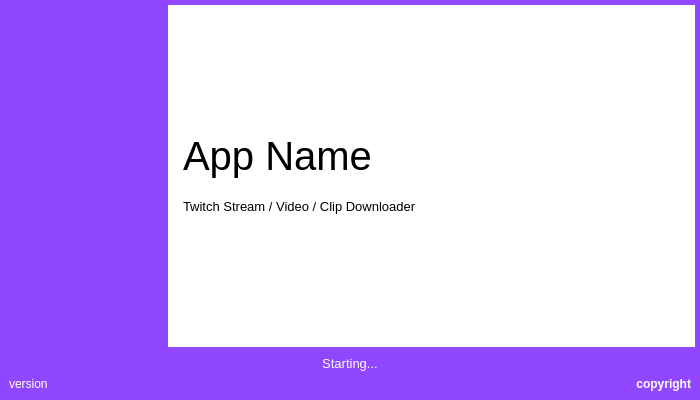
Above: resources/ui/loading.ui from devhotteok/TwitchLink before the change. Below: the same form after it.
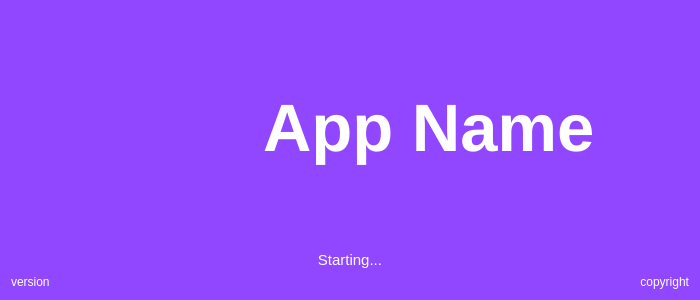
That is the form after the change. Icons and pictures are not drawn.

The edit to the form file:
```diff
--- a/resources/ui/loading.ui
+++ b/resources/ui/loading.ui
@@ -7,68 +7,24 @@
     <x>0</x>
     <y>0</y>
     <width>700</width>
-    <height>400</height>
+    <height>300</height>
    </rect>
   </property>
-  <property name="sizePolicy">
-   <sizepolicy hsizetype="Fixed" vsizetype="Fixed">
-    <horstretch>0</horstretch>
-    <verstretch>0</verstretch>
-   </sizepolicy>
-  </property>
-  <property name="font">
-   <font>
-    <pointsize>9</pointsize>
-   </font>
-  </property>
   <property name="styleSheet">
    <string notr="true">#Dialog {
-	border: 5px solid rgba(145, 71, 255, 255);
-	background: rgba(255, 255, 255, 255);
+	background: rgba(145, 71, 255, 255);
 }</string>
   </property>
   <property name="locale">
    <locale language="English" country="UnitedStates"/>
   </property>
   <layout class="QVBoxLayout" name="DialogLayout">
+   <item alignment="Qt::AlignHCenter">
+    <widget class="QWidget" name="appInfoArea" native="true">
+     <layout class="QHBoxLayout" name="appInfoAreaLayout">
    <property name="spacing">
-    <number>0</number>
-   </property>
-   <property name="leftMargin">
-    <number>0</number>
-   </property>
-   <property name="topMargin">
-    <number>0</number>
-   </property>
-   <property name="rightMargin">
-    <number>0</number>
-   </property>
-   <property name="bottomMargin">
-    <number>0</number>
-   </property>
-   <item>
-    <widget class="QWidget" name="appArea" native="true">
-     <layout class="QHBoxLayout" name="appAreaLayout">
-      <property name="leftMargin">
-       <number>0</number>
-      </property>
-      <property name="topMargin">
-       <number>0</number>
-      </property>
-      <property name="rightMargin">
-       <number>0</number>
-      </property>
-      <property name="bottomMargin">
-       <number>0</number>
-      </property>
-      <item>
-       <widget class="QWidget" name="appLogoArea" native="true">
-        <property name="styleSheet">
-         <string notr="true">#appLogoArea {
-	background: rgba(145, 71, 255, 255);
-}</string>
-        </property>
-        <layout class="QVBoxLayout" name="appLogoAreaLayout">
+       <number>30</number>
+      </property>
          <item>
           <widget class="QLabel" name="appLogo">
            <property name="sizePolicy">
@@ -79,14 +35,14 @@
            </property>
            <property name="minimumSize">
             <size>
-             <width>150</width>
-             <height>150</height>
+          <width>128</width>
+          <height>128</height>
             </size>
            </property>
            <property name="maximumSize">
             <size>
-             <width>150</width>
-             <height>150</height>
+          <width>128</width>
+          <height>128</height>
             </size>
            </property>
            <property name="pixmap">
@@ -98,26 +54,8 @@
            <property name="alignment">
             <set>Qt::AlignCenter</set>
            </property>
-           <property name="margin">
-            <number>10</number>
-           </property>
-          </widget>
-         </item>
-        </layout>
-       </widget>
-      </item>
-      <item>
-       <widget class="QWidget" name="appNameArea" native="true">
-        <property name="sizePolicy">
-         <sizepolicy hsizetype="Expanding" vsizetype="Fixed">
-          <horstretch>0</horstretch>
-          <verstretch>0</verstretch>
-         </sizepolicy>
-        </property>
-        <layout class="QVBoxLayout" name="appNameAreaLayout">
-         <property name="spacing">
-          <number>20</number>
-         </property>
+       </widget>
+      </item>
          <item>
           <widget class="QLabel" name="appName">
            <property name="sizePolicy">
@@ -128,52 +66,23 @@
            </property>
            <property name="font">
             <font>
-             <pointsize>30</pointsize>
-            </font>
-           </property>
+          <pointsize>50</pointsize>
+          <bold>true</bold>
+         </font>
+        </property>
+        <property name="styleSheet">
+         <string notr="true">#appName {
+	color: rgba(255, 255, 255, 255);
+}</string>
+        </property>
            <property name="text">
             <string>App Name</string>
            </property>
           </widget>
          </item>
-         <item>
-          <widget class="QLabel" name="appDescription">
-           <property name="sizePolicy">
-            <sizepolicy hsizetype="Preferred" vsizetype="Fixed">
-             <horstretch>0</horstretch>
-             <verstretch>0</verstretch>
-            </sizepolicy>
-           </property>
-           <property name="font">
-            <font>
-             <pointsize>10</pointsize>
-            </font>
-           </property>
-           <property name="text">
-            <string>Twitch Stream / Video / Clip Downloader</string>
-           </property>
-          </widget>
-         </item>
         </layout>
        </widget>
       </item>
-     </layout>
-    </widget>
-   </item>
-   <item>
-    <widget class="QWidget" name="infoArea" native="true">
-     <property name="sizePolicy">
-      <sizepolicy hsizetype="Preferred" vsizetype="Fixed">
-       <horstretch>0</horstretch>
-       <verstretch>0</verstretch>
-      </sizepolicy>
-     </property>
-     <property name="styleSheet">
-      <string notr="true">#infoArea {
-	background: rgba(145, 71, 255, 255);
-}</string>
-     </property>
-     <layout class="QVBoxLayout" name="infoAreaLayout">
       <item>
        <widget class="QLabel" name="status">
         <property name="sizePolicy">
@@ -184,7 +93,7 @@
         </property>
         <property name="font">
          <font>
-          <pointsize>10</pointsize>
+       <pointsize>11</pointsize>
          </font>
         </property>
         <property name="styleSheet">
@@ -202,6 +111,12 @@
       </item>
       <item>
        <widget class="QWidget" name="metaArea" native="true">
+     <property name="sizePolicy">
+      <sizepolicy hsizetype="Preferred" vsizetype="Fixed">
+       <horstretch>0</horstretch>
+       <verstretch>0</verstretch>
+      </sizepolicy>
+     </property>
         <layout class="QHBoxLayout" name="metaAreaLayout">
          <property name="leftMargin">
           <number>0</number>
@@ -241,12 +156,6 @@
              <verstretch>0</verstretch>
             </sizepolicy>
            </property>
-           <property name="font">
-            <font>
-             <weight>75</weight>
-             <bold>true</bold>
-            </font>
-           </property>
            <property name="styleSheet">
             <string notr="true">#copyright {
 	color: rgba(255, 255, 255, 255);
@@ -258,9 +167,6 @@
            <property name="alignment">
             <set>Qt::AlignRight|Qt::AlignTrailing|Qt::AlignVCenter</set>
            </property>
-          </widget>
-         </item>
-        </layout>
        </widget>
       </item>
      </layout>
```
Lines whose indentation alone changed are shown as unchanged.
